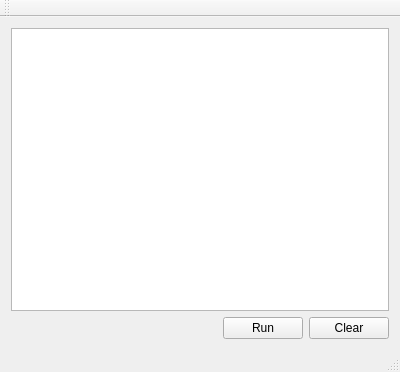
Qt form MainWindow.ui (vfdev-5/GraphToolsApp) before a commit.
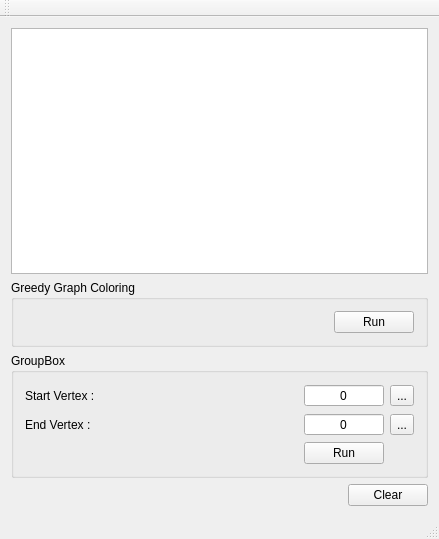
The same form after that commit.

```diff
--- a/MainWindow.ui
+++ b/MainWindow.ui
@@ -6,8 +6,8 @@
    <rect>
     <x>0</x>
     <y>0</y>
-    <width>400</width>
-    <height>372</height>
+    <width>439</width>
+    <height>539</height>
    </rect>
   </property>
   <property name="contextMenuPolicy">
@@ -18,22 +18,18 @@
   </property>
   <widget class="QWidget" name="centralWidget">
    <layout class="QGridLayout" name="gridLayout">
-    <item row="1" column="2">
+    <item row="0" column="0" colspan="2">
+     <widget class="QGraphicsView" name="_graphView"/>
+    </item>
+    <item row="3" column="1">
      <widget class="QPushButton" name="_clear">
       <property name="text">
        <string>Clear</string>
       </property>
      </widget>
     </item>
-    <item row="1" column="1">
-     <widget class="QPushButton" name="_run">
-      <property name="text">
-       <string>Run</string>
-      </property>
-     </widget>
-    </item>
-    <item row="1" column="0">
-     <spacer name="horizontalSpacer">
+    <item row="3" column="0">
+     <spacer name="horizontalSpacer_2">
       <property name="orientation">
        <enum>Qt::Horizontal</enum>
       </property>
@@ -45,8 +41,117 @@
       </property>
      </spacer>
     </item>
-    <item row="0" column="0" colspan="3">
-     <widget class="QGraphicsView" name="_graphView"/>
+    <item row="1" column="0" colspan="2">
+     <widget class="QGroupBox" name="groupBox">
+      <property name="title">
+       <string>Greedy Graph Coloring</string>
+      </property>
+      <layout class="QGridLayout" name="gridLayout_2">
+       <item row="0" column="1">
+        <widget class="QPushButton" name="_runGGC">
+         <property name="text">
+          <string>Run</string>
+         </property>
+        </widget>
+       </item>
+       <item row="0" column="0">
+        <spacer name="horizontalSpacer">
+         <property name="orientation">
+          <enum>Qt::Horizontal</enum>
+         </property>
+         <property name="sizeHint" stdset="0">
+          <size>
+           <width>40</width>
+           <height>20</height>
+          </size>
+         </property>
+        </spacer>
+       </item>
+      </layout>
+     </widget>
+    </item>
+    <item row="2" column="0" colspan="2">
+     <widget class="QGroupBox" name="groupBox_2">
+      <property name="title">
+       <string>GroupBox</string>
+      </property>
+      <layout class="QGridLayout" name="gridLayout_3">
+       <item row="1" column="0">
+        <widget class="QLabel" name="label_2">
+         <property name="text">
+          <string>End Vertex :</string>
+         </property>
+        </widget>
+       </item>
+       <item row="2" column="0">
+        <spacer name="horizontalSpacer_3">
+         <property name="orientation">
+          <enum>Qt::Horizontal</enum>
+         </property>
+         <property name="sizeHint" stdset="0">
+          <size>
+           <width>40</width>
+           <height>20</height>
+          </size>
+         </property>
+        </spacer>
+       </item>
+       <item row="2" column="1">
+        <widget class="QPushButton" name="_runMVD">
+         <property name="text">
+          <string>Run</string>
+         </property>
+        </widget>
+       </item>
+       <item row="0" column="0">
+        <widget class="QLabel" name="label">
+         <property name="text">
+          <string>Start Vertex :</string>
+         </property>
+        </widget>
+       </item>
+       <item row="1" column="1">
+        <widget class="QSpinBox" name="_endVertexId">
+         <property name="alignment">
+          <set>Qt::AlignCenter</set>
+         </property>
+         <property name="buttonSymbols">
+          <enum>QAbstractSpinBox::NoButtons</enum>
+         </property>
+        </widget>
+       </item>
+       <item row="0" column="1">
+        <widget class="QSpinBox" name="_startVertexId">
+         <property name="frame">
+          <bool>true</bool>
+         </property>
+         <property name="alignment">
+          <set>Qt::AlignCenter</set>
+         </property>
+         <property name="readOnly">
+          <bool>false</bool>
+         </property>
+         <property name="buttonSymbols">
+          <enum>QAbstractSpinBox::NoButtons</enum>
+         </property>
+        </widget>
+       </item>
+       <item row="0" column="2">
+        <widget class="QToolButton" name="_chooseSVId">
+         <property name="text">
+          <string>...</string>
+         </property>
+        </widget>
+       </item>
+       <item row="1" column="2">
+        <widget class="QToolButton" name="_chooseEVId">
+         <property name="text">
+          <string>...</string>
+         </property>
+        </widget>
+       </item>
+      </layout>
+     </widget>
     </item>
    </layout>
   </widget>
```
Left out of the diff: 2 changed lines with no effect on the pictures.
